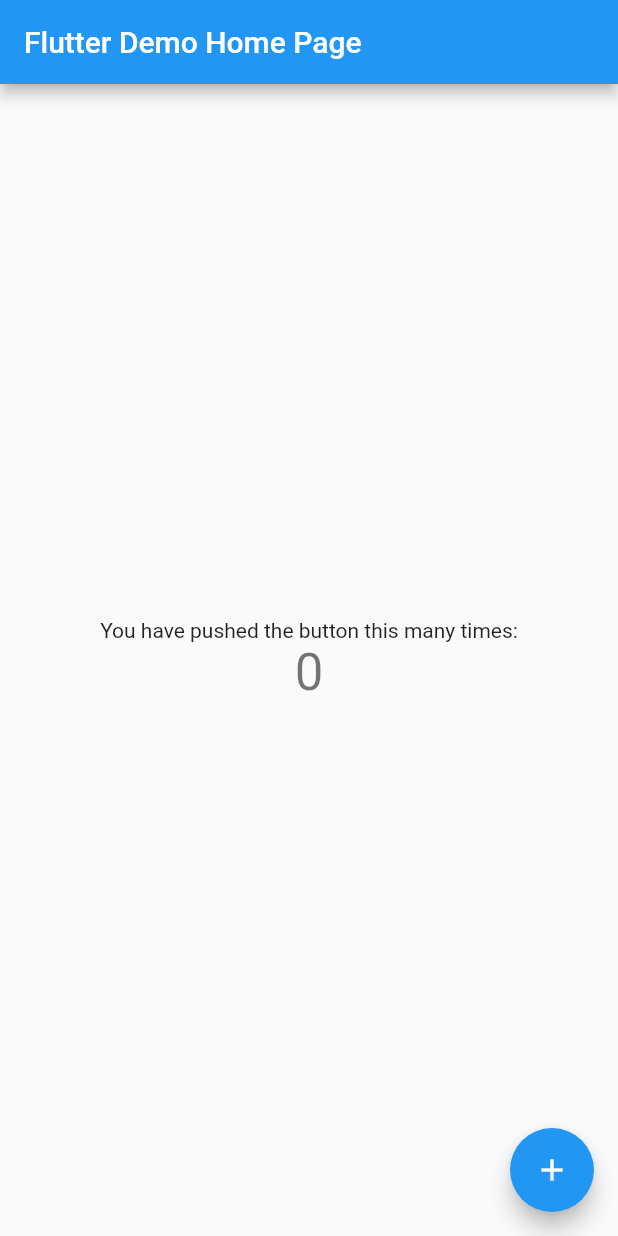
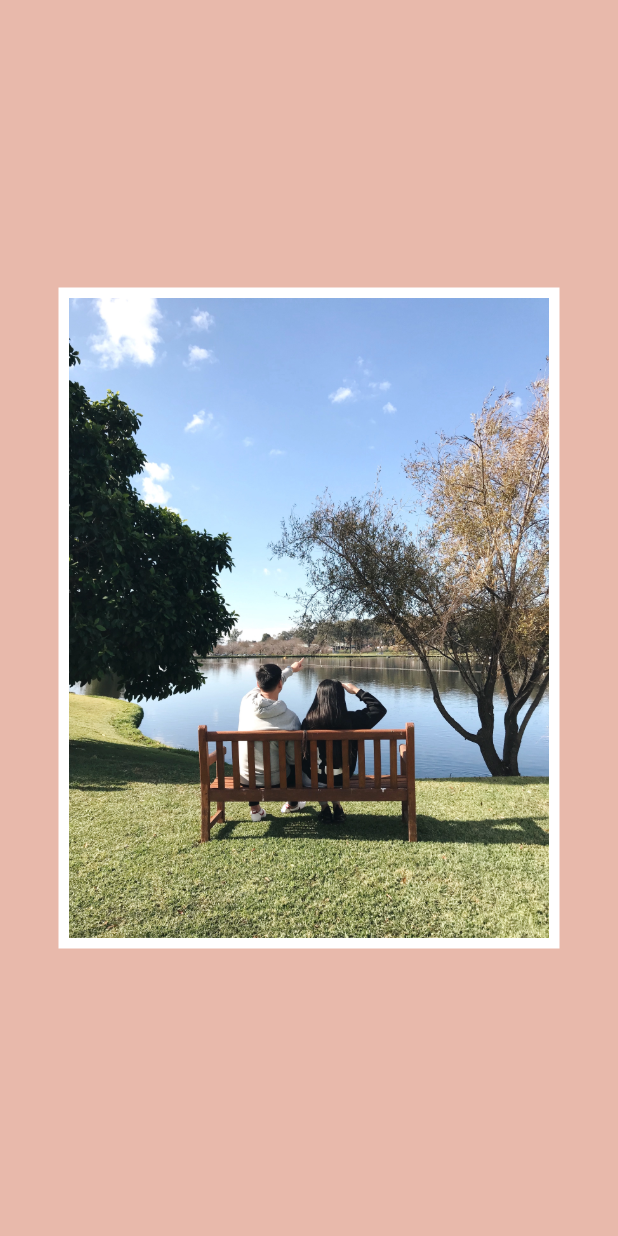
Before and after one commit to uyentrannn/UyenxJoJoApp, a Flutter app: the screen it shows after launch, on a phone screen of 412 x 824 dp. Run offline on Flutter 3.47's test engine with Material 2 defaults, Android fonts, the phone set to English and light mode, and no system bars.

Commit message:
Created first page and added image

```diff
--- /dev/null
+++ b/App/uyenxjojoapp/lib/global.dart
@@ -0,0 +1,15 @@
+// File that contains all the font styles
+import 'package:flutter/material.dart';
+
+// Colour Codes for App Theme
+Color darkpink = new Color(0xFFE09891);
+Color pink = new Color(0xFFE8B9AB);
+Color purple = new Color(0xFFE1D2ED);
+Color yellow = new Color(0xFFFDEFD8);
+Color blue = new Color(0xFFD9EDED);
+
+TextStyle buttonStyle = new TextStyle(
+  fontFamily: 'Montaga',
+  color: Colors.black,
+  fontSize: 25,
+);
--- a/App/uyenxjojoapp/lib/main.dart
+++ b/App/uyenxjojoapp/lib/main.dart
@@ -1,4 +1,5 @@
 import 'package:flutter/material.dart';
+import 'package:uyenxjojoapp/global.dart';
 
 void main() {
   runApp(MyApp());
@@ -9,39 +10,17 @@ class MyApp extends StatelessWidget {
   @override
   Widget build(BuildContext context) {
     return MaterialApp(
-      title: 'Flutter Demo',
+      title: 'Uyen x JoJo',
       theme: ThemeData(
-        // This is the theme of your application.
-        //
-        // Try running your application with "flutter run". You'll see the
-        // application has a blue toolbar. Then, without quitting the app, try
-        // changing the primarySwatch below to Colors.green and then invoke
-        // "hot reload" (press "r" in the console where you ran "flutter run",
-        // or simply save your changes to "hot reload" in a Flutter IDE).
-        // Notice that the counter didn't reset back to zero; the application
-        // is not restarted.
         primarySwatch: Colors.blue,
-        // This makes the visual density adapt to the platform that you run
-        // the app on. For desktop platforms, the controls will be smaller and
-        // closer together (more dense) than on mobile platforms.
-        visualDensity: VisualDensity.adaptivePlatformDensity,
       ),
-      home: MyHomePage(title: 'Flutter Demo Home Page'),
+      home: MyHomePage(title: 'Uyen x JoJo\'s Journey'),
     );
   }
 }
 
 class MyHomePage extends StatefulWidget {
   MyHomePage({Key key, this.title}) : super(key: key);
-
-  // This widget is the home page of your application. It is stateful, meaning
-  // that it has a State object (defined below) that contains fields that affect
-  // how it looks.
-
-  // This class is the configuration for the state. It holds the values (in this
-  // case the title) provided by the parent (in this case the App widget) and
-  // used by the build method of the State. Fields in a Widget subclass are
-  // always marked "final".
 
   final String title;
 
@@ -50,68 +29,19 @@ class MyHomePage extends StatefulWidget {
 }
 
 class _MyHomePageState extends State<MyHomePage> {
-  int _counter = 0;
-
-  void _incrementCounter() {
-    setState(() {
-      // This call to setState tells the Flutter framework that something has
-      // changed in this State, which causes it to rerun the build method below
-      // so that the display can reflect the updated values. If we changed
-      // _counter without calling setState(), then the build method would not be
-      // called again, and so nothing would appear to happen.
-      _counter++;
-    });
-  }
-
   @override
   Widget build(BuildContext context) {
-    // This method is rerun every time setState is called, for instance as done
-    // by the _incrementCounter method above.
-    //
-    // The Flutter framework has been optimized to make rerunning build methods
-    // fast, so that you can just rebuild anything that needs updating rather
-    // than having to individually change instances of widgets.
-    return Scaffold(
-      appBar: AppBar(
-        // Here we take the value from the MyHomePage object that was created by
-        // the App.build method, and use it to set our appbar title.
-        title: Text(widget.title),
-      ),
-      body: Center(
-        // Center is a layout widget. It takes a single child and positions it
-        // in the middle of the parent.
-        child: Column(
-          // Column is also a layout widget. It takes a list of children and
-          // arranges them vertically. By default, it sizes itself to fit its
-          // children horizontally, and tries to be as tall as its parent.
-          //
-          // Invoke "debug painting" (press "p" in the console, choose the
-          // "Toggle Debug Paint" action from the Flutter Inspector in Android
-          // Studio, or the "Toggle Debug Paint" command in Visual Studio Code)
-          // to see the wireframe for each widget.
-          //
-          // Column has various properties to control how it sizes itself and
-          // how it positions its children. Here we use mainAxisAlignment to
-          // center the children vertically; the main axis here is the vertical
-          // axis because Columns are vertical (the cross axis would be
-          // horizontal).
-          mainAxisAlignment: MainAxisAlignment.center,
-          children: <Widget>[
-            Text(
-              'You have pushed the button this many times:',
-            ),
-            Text(
-              '$_counter',
-              style: Theme.of(context).textTheme.headline4,
-            ),
-          ],
-        ),
-      ),
-      floatingActionButton: FloatingActionButton(
-        onPressed: _incrementCounter,
-        tooltip: 'Increment',
-        child: Icon(Icons.add),
-      ), // This trailing comma makes auto-formatting nicer for build methods.
-    );
+    return MaterialApp(
+        home: Scaffold(
+            backgroundColor: pink,
+            body: Center(
+                child: Container(
+              decoration: BoxDecoration(
+                  border: Border.all(
+                color: Colors.white,
+                width: 7,
+              )),
+              child: Image.asset('assets/images/bench-image.JPG', width: 320),
+            ))));
   }
 }
--- a/App/uyenxjojoapp/pubspec.yaml
+++ b/App/uyenxjojoapp/pubspec.yaml
@@ -44,6 +44,9 @@ flutter:
   # the material Icons class.
   uses-material-design: true
 
+  assets:
+    - assets/images/
+
   # To add assets to your application, add an assets section, like this:
   # assets:
   #   - images/a_dot_burr.jpeg
```
Also changed, not shown: App/uyenxjojoapp/assets/images/bench-image.JPG (added).
